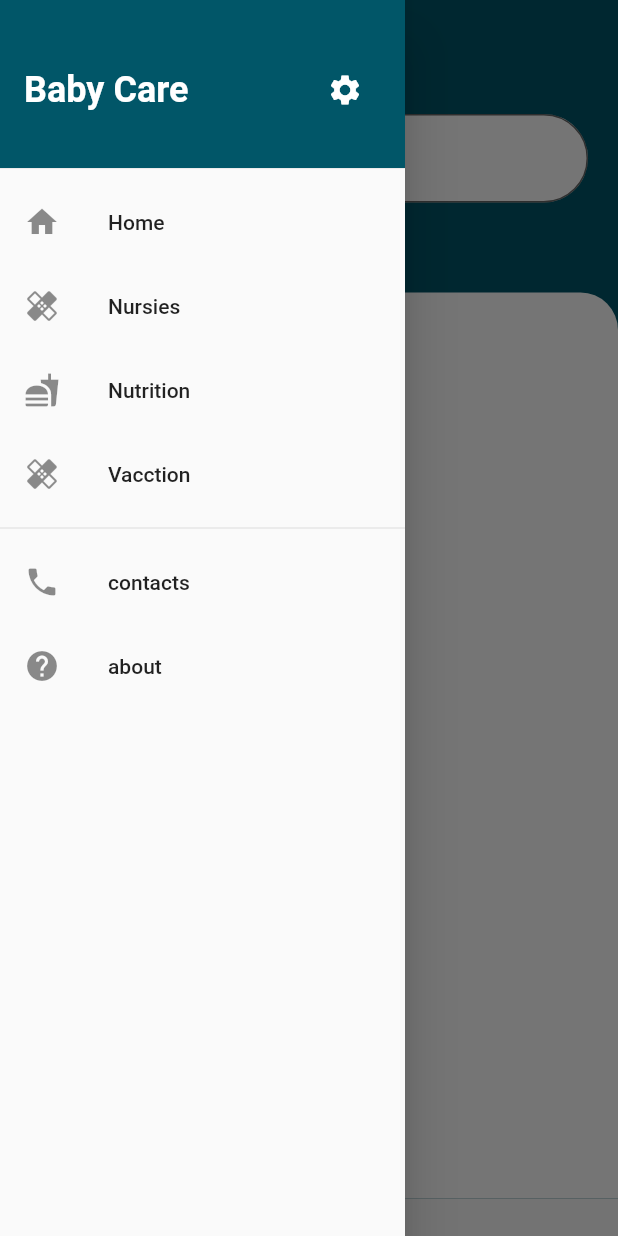
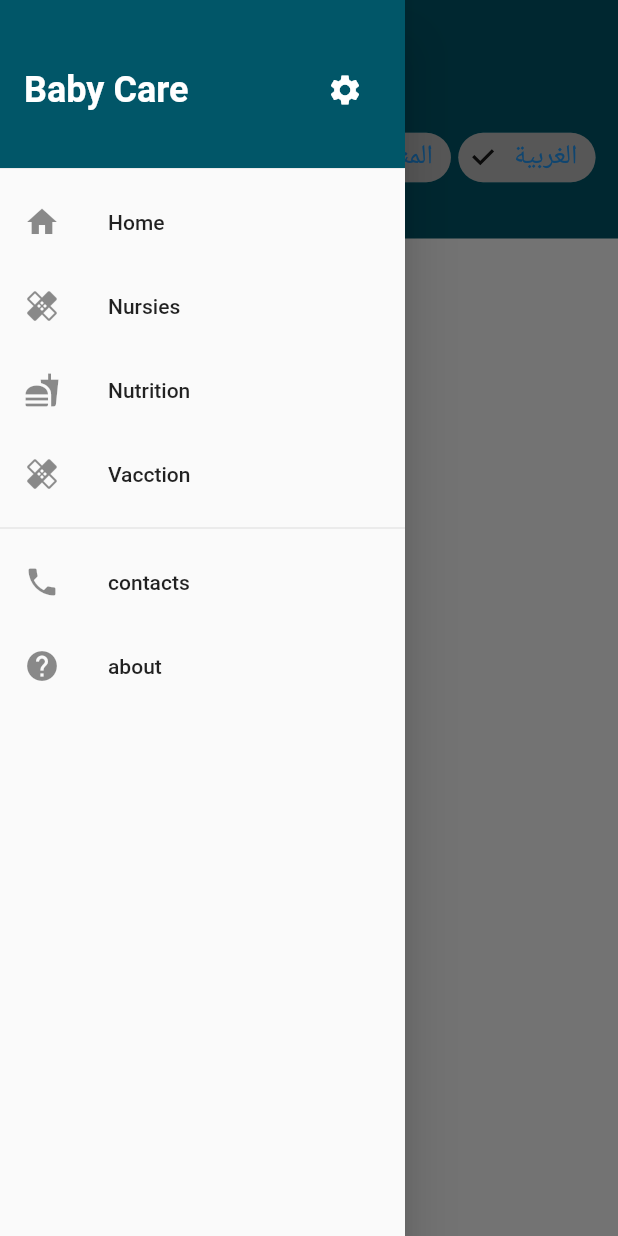
Before and after one commit to AbdallahRehab/graduation-project, a Flutter app: the screen it shows after launch, with the side drawer open, on a phone screen of 412 x 824 dp. Run offline on Flutter 3.47's test engine with Material 2 defaults, Android fonts, the phone set to English and light mode, and no system bars; our stand-ins replace avatar_glow, cloud_firestore, expansion_tile_card, flutter_screenutil, flutter_spinkit, font_awesome_flutter and 5 more; missing offline and left inert: sliver_fab; accounts and stored records are empty.

Commit message:
fillter & map

```diff
--- a/lib/components/hospitalCard.dart
+++ b/lib/components/hospitalCard.dart
@@ -27,12 +27,7 @@ class HospitalCard extends StatelessWidget {
               leading: Icon(Icons.local_hospital,size: 35,),
               title: Text(hospital.hospital_name,style: TextStyle(color: Color(0XFF015668)),),
               subtitle: Text(hospital.city,style: TextStyle(color: Color(0XFFFFC107)),),
-//                trailing: Wrap(
-//                  spacing: 1,
-//                  children: <Widget>[
-//                    Text(rate.toString()),
-//                    Icon(Icons.star,color:  Color(0XFFFFC107),size: 14,),
-//                  ],)
+              trailing: Text(hospital.governorate,style: TextStyle(color: Color(0XFFFFC107)),),
 
 
 
--- a/lib/components/hospitalsearchResult.dart
+++ b/lib/components/hospitalsearchResult.dart
@@ -2,6 +2,7 @@ import 'package:flutter/material.dart';
 import 'package:graduteproject/components/hospitalCard.dart';
 import 'package:graduteproject/components/loadingSpin.dart';
 import 'package:graduteproject/models/hospital.dart';
+import 'package:graduteproject/provider/settings_provider.dart';
 import 'package:graduteproject/services/hospitalservices.dart';
 import 'package:provider/provider.dart';
 
@@ -12,7 +13,11 @@ class SearchResultHospital extends StatelessWidget {
 
   @override
   Widget build(BuildContext context) {
-    final hospitals=Provider.of<List<Hospital>>(context);
+    //final hospitals=Provider.of<List<Hospital>>(context);
+    SettingsProdiver settings = Provider.of<SettingsProdiver>(context);
+    var hospitals = Provider.of<List<Hospital>>(context)
+        .where((hospital) => settings.GovernorateLines.contains(hospital.governorate))
+        .toList();
     return  Container(
       height: MediaQuery.of(context).size.height - 220,
       width: double.infinity,
@@ -29,9 +34,16 @@ class SearchResultHospital extends StatelessWidget {
               return ListView.builder(
                   itemCount: hospitals.length,
                   itemBuilder: (BuildContext context, int index) {
-                    print("ddddddddddddddddd");
                     return HospitalCard(
                         hospital: hospitals[index]);
+//                    Hospital hospital=hospitals[index];
+//                    print(hospital.governorate);
+//                  return ListTile(
+//                    leading: Icon(Icons.local_hospital,size: 35,),
+//                    title: Text(hospital.hospital_name,style: TextStyle(color: Color(0XFF015668)),),
+//                    subtitle: Text(hospital.city,style: TextStyle(color: Color(0XFFFFC107)),),
+//                    trailing: Text(hospital.governorate,style: TextStyle(color: Color(0XFFFFC107)),),
+//                  );
                   });}
             else{
               print("ddd");
--- a/lib/components/nursiesBody.dart
+++ b/lib/components/nursiesBody.dart
@@ -7,6 +7,8 @@ import 'package:graduteproject/components/loadingSpin.dart';
 import 'package:graduteproject/models/hospital.dart';
 import 'package:graduteproject/services/hospitalservices.dart';
 import 'package:provider/provider.dart';
+import 'package:graduteproject/provider/settings_provider.dart';
+
 class MyBody extends StatefulWidget {
   @override
   _State createState() => _State();
@@ -14,19 +16,15 @@ class MyBody extends StatefulWidget {
 
 class _State extends State<MyBody> {
   TextEditingController _textFieldController = TextEditingController();
-bool isSerach=false;
+  bool isSerach = false;
   String city;
 
   @override
   Widget build(BuildContext context) {
-    final hospitals=Provider.of<List<Hospital>>(context);
+    //final hospitals = Provider.of<List<Hospital>>(context);
+    var settingsProvider = Provider.of<SettingsProdiver>(context);
 
-
-
-
-
-    return
-        SingleChildScrollView(
+    return SingleChildScrollView(
       child: Container(
         decoration: BoxDecoration(
           color: Color(0XFF015668),
@@ -34,47 +32,85 @@ String city;
 //                begin: Alignment.topCenter,
 //                  end: Alignment.bottomCenter,
 //                  colors: [Color(0XFF00BBFF),Color(0XFF0098FF),Color(0XFF001255)],
-
         ),
         child: Column(
           children: <Widget>[
-                Container(
-
-
-                    padding: EdgeInsets.fromLTRB(20, 20, 20, 30),
-                  child: TextField(
-                    maxLines: 1,
-                    controller: _textFieldController,
-                    onChanged: (val){
-                      setState(() {
-                        city=val;
-                        isSerach=true;
-                      });
-
-
+            SizedBox(
+              height: 25.0,
+            ),
+            Padding(
+              padding: const EdgeInsets.symmetric(horizontal: 15.0),
+              child: SingleChildScrollView(
+                child: Row(
+                  mainAxisAlignment: MainAxisAlignment.spaceBetween,
+                  children: <Widget>[
+                    Text(
+                      'Governorate',
+                      style: TextStyle(
+                        fontSize: 20,
+                        color: Colors.white,
+                      ),
+                    ),
+                    SingleChildScrollView(
+                      child: Container(
+                        child: Wrap(
+                          spacing: 5.0,
+                          runSpacing: 5.0,
+                          children: <Widget>[
+                            FilterChip(
+                              label: Text(
+                                'المنوفية',
+                                style: TextStyle(
+                                    color: Theme.of(context).accentColor,
+                                    fontSize: 18),
+                              ),
+                              selected:
+                                  (settingsProvider.GovernorateLines.contains(
+                                          'المنوفية'))
+                                      ? true
+                                      : false,
+                              onSelected: (bool value) {
+                                if (value == true) {
+                                  settingsProvider.addWaxLine('المنوفية');
+                                } else {
+                                  settingsProvider.removeWaxLine('المنوفية');
+                                }
                               },
-                    decoration: InputDecoration(
-                      //Add th Hint text here.
-                      hintText: "Enter Hospital",
-                      fillColor: Colors.white,
-                      filled: true,
-                      prefixIcon: Icon(Icons.search),
-
-                      border: OutlineInputBorder(
-                          borderRadius: BorderRadius.circular(50.0)
-
                             ),
-
+                            FilterChip(
+                              label: Text(
+                                'الغربية',
+                                style: TextStyle(
+                                    color: Theme.of(context).accentColor,
+                                    fontSize: 18),
                               ),
-
-                  )),
-                SizedBox(height: 30,),
-                isSerach ? SearchResultHospital(city) : BasicHospitalList(),
+                              selected:
+                                  (settingsProvider.GovernorateLines.contains(
+                                          'الغربية'))
+                                      ? true
+                                      : false,
+                              onSelected: (bool value) {
+                                if (value == true) {
+                                  settingsProvider.addWaxLine('الغربية');
+                                } else {
+                                  settingsProvider.removeWaxLine('الغربية');
+                                }
+                              },
+                            ),
                           ],
-
+                        ),
+                      ),
+                    ),
+                  ],
+                ),
+              ),
+            ),
+            SizedBox(
+              height: 30,
+            )
+          ],
         ),
       ),
     );
-
   }
 }
--- a/lib/main.dart
+++ b/lib/main.dart
@@ -5,9 +5,9 @@ import 'package:graduteproject/Screens/homepage.dart';
 import 'package:graduteproject/Screens/hospitalDetails.dart';
 import 'package:graduteproject/Screens/login.dart';
 import 'package:graduteproject/Screens/splashScreen.dart';
+import 'package:graduteproject/provider/settings_provider.dart';
+import 'package:graduteproject/services/hospitalservices.dart';
 import 'package:provider/provider.dart';
-
-
 
 import 'Screens/nureiesScreen.dart';
 
@@ -17,11 +17,19 @@ class MyApp extends StatelessWidget {
   // This widget is the root of your application.
   @override
   Widget build(BuildContext context) {
-    return MaterialApp(
+    final HospitalServices _db=HospitalServices();
+    return MultiProvider(
+
+      providers: [
+        ChangeNotifierProvider(
+          create: (BuildContext context) => SettingsProdiver(),
+        ),
+        StreamProvider(create: (BuildContext context)=>_db.getHospitals,),
+      ],
+      child: MaterialApp(
         debugShowCheckedModeBanner: false,
         home: NurseiesScreen(),
-
-      );
-
-
-        }}
+      ),
+    );
+  }
+}
--- a/lib/models/hospital.dart
+++ b/lib/models/hospital.dart
@@ -8,11 +8,12 @@ class Hospital{
   final String location;
   final String email;
   final String phone;
+  final String governorate;
   final int available_num;
   final int total_num;
 
   Hospital({ this.hospital_name, this.city, this.location, this.email,
-      this.phone, this.available_num, this.total_num});
+      this.phone,this.governorate ,this.available_num, this.total_num});
 
 
 
--- /dev/null
+++ b/lib/provider/settings_provider.dart
@@ -0,0 +1,57 @@
+
+
+import 'package:flutter/material.dart';
+import 'package:shared_preferences/shared_preferences.dart';
+
+class SettingsProdiver with ChangeNotifier{
+
+  List<String> _GovernorateLines;
+
+  SettingsProdiver(){
+
+    _GovernorateLines=['المنوفية','الغربية'];
+    loadPreferences();
+  }
+
+  //getter
+
+  List<String> get GovernorateLines=>_GovernorateLines;
+
+  //setter
+
+  void _SetGovernorateLines(List<String> GovernorateLines){
+    _GovernorateLines=GovernorateLines;
+    notifyListeners();
+  }
+
+  void addWaxLine(String governorateLine){
+    if(_GovernorateLines.contains(governorateLine)==false){
+      _GovernorateLines.add(governorateLine);
+      notifyListeners();
+      savePreferences();
+    }
+  }
+  void removeWaxLine(String governorateLine){
+    if(_GovernorateLines.contains(governorateLine)==true){
+      _GovernorateLines.remove(governorateLine);
+      notifyListeners();
+      savePreferences();
+    }
+  }
+
+
+  savePreferences()async{
+    SharedPreferences prefs=await SharedPreferences.getInstance();
+
+    prefs.setStringList('GovernorateLines', _GovernorateLines);
+  }
+
+  loadPreferences()async{
+    SharedPreferences prefs=await SharedPreferences.getInstance();
+
+    List<String> GovernorateLines=prefs.getStringList('GovernorateLines');
+
+    if(GovernorateLines!=null)_SetGovernorateLines(GovernorateLines);
+  }
+
+}
--- a/lib/services/hospitalservices.dart
+++ b/lib/services/hospitalservices.dart
@@ -16,6 +16,7 @@ class HospitalServices{
           location: doc.data['location'] ?? '',
           email: doc.data['email'] ?? '',
           phone: doc.data['phone'] ?? '',
+          governorate: doc.data['governorate'] ?? '',
           total_num: doc.data['total_num'] ?? 0,
           available_num: doc.data['available_num'] ?? 0
       );
```
Also changed, not shown: pubspec.yaml (+11 -8 lines), pubspec.lock. Lines whose indentation alone changed are shown as unchanged.
